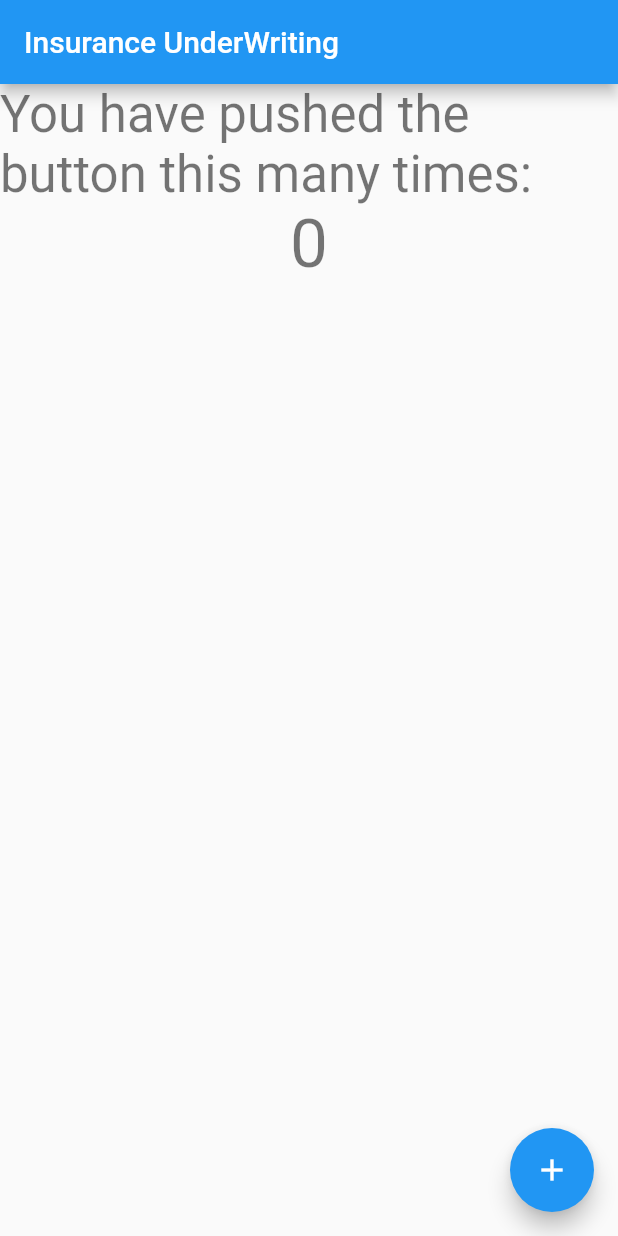
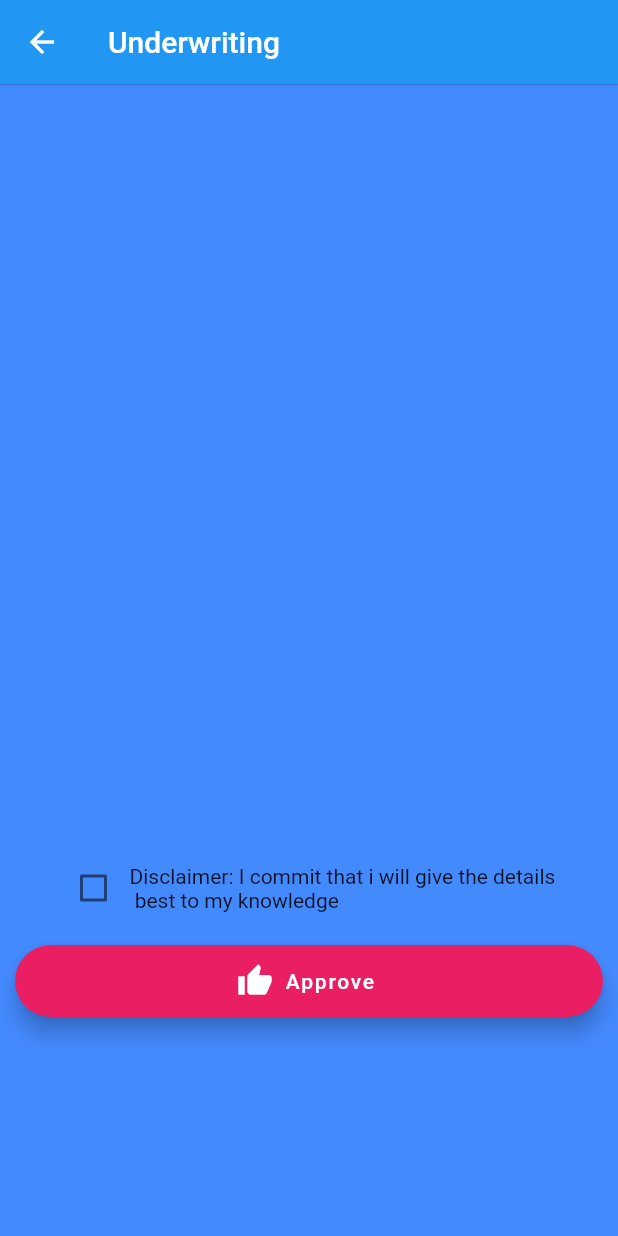
Before and after one commit to nikhil1524/underwritingapp, a Flutter app: the screen it shows after launch, on a phone screen of 412 x 824 dp. Run offline on Flutter 3.47's test engine with Material 2 defaults, Android fonts, the phone set to English and light mode, and no system bars.

Commit message:
Adding the disclaimer screen

```diff
--- /dev/null
+++ b/lib/disclaimer.dart
@@ -0,0 +1,82 @@
+import 'dart:ui';
+
+import 'package:flutter/material.dart';
+import 'package:flutter/widgets.dart';
+import 'package:insurance_underwriting/home.dart';
+
+class DisclaimerScreen extends StatefulWidget {
+  @override
+  State<StatefulWidget> createState() {
+    // TODO: implement createState
+    return new DisclaimerScreenWidged();
+  }
+}
+
+String disclaimer =
+    "Disclaimer: I commit that i will give the details \n best to my knowledge";
+
+class DisclaimerScreenWidged extends State<DisclaimerScreen> {
+  get selected => false;
+
+  @override
+  Widget build(BuildContext context) {
+    // TODO: implement build
+    return Scaffold(
+        appBar: AppBar(
+          title: Text("Underwriting"),
+          elevation: 0.4,
+        ),
+        body: Stack(fit: StackFit.expand, children: <Widget>[
+          Container(decoration: BoxDecoration(color: Colors.blueAccent)),
+          Column(
+            children: <Widget>[
+              Expanded(flex: 4, child: Column()),
+              Expanded(
+                  flex: 2,
+                  child: Column(
+                      crossAxisAlignment: CrossAxisAlignment.stretch,
+                      children: <Widget>[
+                        Row(
+                            mainAxisAlignment: MainAxisAlignment.center,
+                            children: <Widget>[
+                              Column(
+                                  crossAxisAlignment: CrossAxisAlignment.start,
+                                  children: <Widget>[Checkbox(value: false, onChanged: (state){ onChangeCheckBox(state);})]),
+                              Column(
+                                  crossAxisAlignment: CrossAxisAlignment.center,
+                                  children: <Widget>[Text(disclaimer)])
+                            ]),
+                        Container(
+                          margin: const EdgeInsets.only(top: 10.0),
+                          padding: EdgeInsets.only(top: 4.0, bottom: 4.0, right: 10.0, left: 10.0),
+                          child: FloatingActionButton.extended(
+                            onPressed: () {
+                              buttonPressed();
+                              },
+                              key: Key("buttonKey"),
+                            label: Text('Approve'),
+                            icon: Icon(Icons.thumb_up),
+                            backgroundColor: Colors.pink
+                          ),
+                        ),
+                      ]))
+            ],
+          )
+        ]));
+  }
+
+  buttonPressed() {
+    print("button clicked");
+
+    Navigator.push(
+        context, MaterialPageRoute(builder: (context) => HomeScreen()));
+  }
+
+  buttonActive() {
+
+  }
+
+  onChangeCheckBox(bool state) {
+    buttonActive();
+  }
+}
--- a/lib/main.dart
+++ b/lib/main.dart
@@ -1,107 +1,100 @@
+import 'dart:async';
+
 import 'package:flutter/material.dart';
+import 'package:insurance_underwriting/disclaimer.dart';
 
 void main() => runApp(MyApp());
 
 class MyApp extends StatelessWidget {
   // This widget is the root of your application.
 
-  final String title="Insurance UnderWriting";
+  final String title = "Insurance UnderWriting";
 
   @override
   Widget build(BuildContext context) {
     return MaterialApp(
-      title: 'Flutter Demo',
-      theme: ThemeData(
-        primarySwatch: Colors.blue,
-        bottomAppBarColor: Colors.black
-      ),
-      home: MyHomePage(title: title),
-    );
+        title: title,
+        theme: ThemeData(
+            primarySwatch: Colors.blue, bottomAppBarColor: Colors.black),
+        home: SplashScreen());
   }
 }
 
-class MyHomePage extends StatefulWidget {
-  MyHomePage({Key key, this.title}) : super(key: key);
-
-  // This widget is the home page of your application. It is stateful, meaning
-  // that it has a State object (defined below) that contains fields that affect
-  // how it looks.
-
-  // This class is the configuration for the state. It holds the values (in this
-  // case the title) provided by the parent (in this case the App widget) and
-  // used by the build method of the State. Fields in a Widget subclass are
-  // always marked "final".
-
-  final String title;
-
+class SplashScreen extends StatefulWidget {
   @override
-  _MyHomePageState createState() => _MyHomePageState();
+  State<StatefulWidget> createState() {
+    // TODO: implement createState
+    return new SplashScreenState();
+  }
 }
 
-class _MyHomePageState extends State<MyHomePage> {
-  int _counter = 0;
+class SplashScreenState extends State<SplashScreen> {
+  @override
+  void initState() {
+    super.initState();
+    Timer(
+        Duration(seconds: 5),
+        () => {
+              Navigator.push(context,
+                  MaterialPageRoute(builder: (context) => DisclaimerScreen()))
+            });
+  }
 
-  void _incrementCounter() {
-    setState(() {
-      // This call to setState tells the Flutter framework that something has
-      // changed in this State, which causes it to rerun the build method below
-      // so that the display can reflect the updated values. If we changed
-      // _counter without calling setState(), then the build method would not be
-      // called again, and so nothing would appear to happen.
-      _counter++;
-    });
-  }
 
   @override
   Widget build(BuildContext context) {
-    // This method is rerun every time setState is called, for instance as done
-    // by the _incrementCounter method above.
-    //
-    // The Flutter framework has been optimized to make rerunning build methods
-    // fast, so that you can just rebuild anything that needs updating rather
-    // than having to individually change instances of widgets.
-    return Scaffold(
-      appBar: AppBar(
-        // Here we take the value from the MyHomePage object that was created by
-        // the App.build method, and use it to set our appbar title.
-        title: Text(widget.title),
-      ),
-      body: Center(
-        // Center is a layout widget. It takes a single child and positions it
-        // in the middle of the parent.
-        child: Column(
-          // Column is also a layout widget. It takes a list of children and
-          // arranges them vertically. By default, it sizes itself to fit its
-          // children horizontally, and tries to be as tall as its parent.
-          //
-          // Invoke "debug painting" (press "p" in the console, choose the
-          // "Toggle Debug Paint" action from the Flutter Inspector in Android
-          // Studio, or the "Toggle Debug Paint" command in Visual Studio Code)
-          // to see the wireframe for each widget.
-          //
-          // Column has various properties to control how it sizes itself and
-          // how it positions its children. Here we use mainAxisAlignment to
-          // center the children vertically; the main axis here is the vertical
-          // axis because Columns are vertical (the cross axis would be
-          // horizontal).
+    // TODO: implement build
+    return new Scaffold(
+        body: Stack(
+      fit: StackFit.expand,
+      children: <Widget>[
+        Container(
+          decoration: BoxDecoration(color: Colors.blueAccent),
+        ),
+        Column(
           mainAxisAlignment: MainAxisAlignment.start,
           children: <Widget>[
-            Text(
-              'You have pushed the button this many times:',
-              style: Theme.of(context).textTheme.display1,
-            ),
-            Text(
-              '$_counter',
-              style: Theme.of(context).textTheme.display2
-            ),
+            Expanded(
+                flex: 6,
+                child: Column(
+                  mainAxisAlignment: MainAxisAlignment.center,
+                  children: <Widget>[
+                    CircleAvatar(
+                        backgroundColor: Colors.white,
+                        radius: 50.0,
+                        child: Icon(
+                          Icons.accessible,
+                          color: Colors.black,
+                          size: 50.0,
+                        )),
+                    Padding(padding: EdgeInsets.only(top: 10.0)),
+                    Text("UnderWriting",
+                        style: TextStyle(
+                            color: Colors.white,
+                            fontSize: 24.0,
+                            fontWeight: FontWeight.bold))
+                  ],
+                )),
+            Expanded(
+              flex: 1,
+              child: Column(
+                mainAxisAlignment: MainAxisAlignment.center,
+                children: <Widget>[
+                  LinearProgressIndicator(),
+                  Padding(padding: EdgeInsets.only(top: 20)),
+                  Text(
+                    " UnderWriting Declaration",
+                    style: TextStyle(
+                        color: Colors.white,
+                        fontSize: 18.0,
+                        fontWeight: FontWeight.bold),
+                  )
+                ],
+              ),
+            )
           ],
-        ),
-      ),
-      floatingActionButton: FloatingActionButton(
-        onPressed: _incrementCounter,
-        tooltip: 'Increment',
-        child: Icon(Icons.add),
-      ), // This trailing comma makes auto-formatting nicer for build methods.
-    );
+        )
+      ],
+    ));
   }
 }
```
Also changed, not shown: lib/home.dart (added, +42 -0 lines), lib/myAppBar.dart (added, +9 -0 lines).
